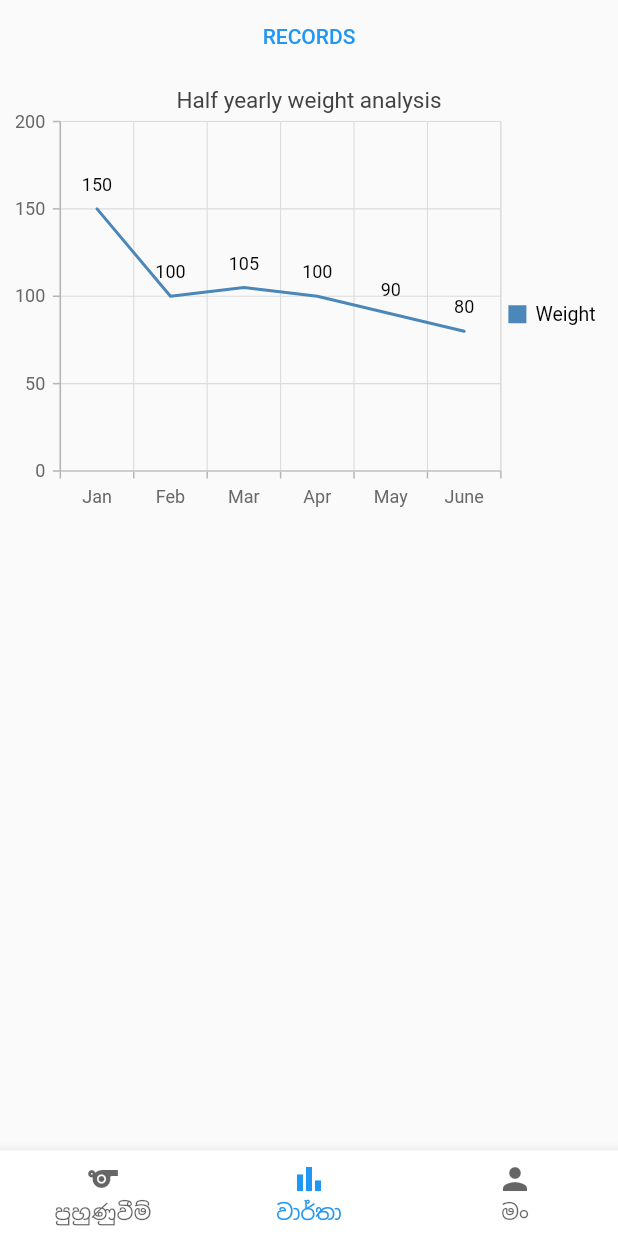
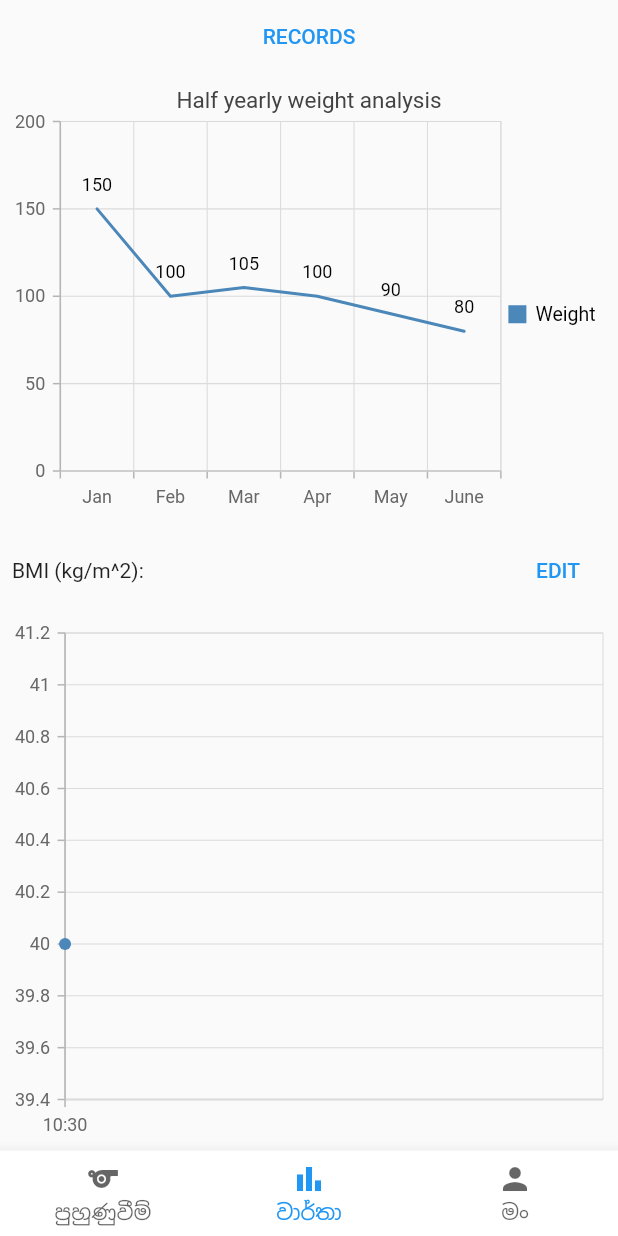
Before and after one commit to SemicolonCG/sixpack, a Flutter app: the screen it shows after launch, item 2 of the bottom bar chosen, on a phone screen of 412 x 824 dp. Run offline on Flutter 3.47's test engine with Material 2 defaults, Android fonts, the phone set to English and light mode, and no system bars; our stand-ins replace page_view_indicators, syncfusion_flutter_charts, table_calendar, video_player.

Commit message:
day two off

```diff
--- a/lib/pages/reports.dart
+++ b/lib/pages/reports.dart
@@ -1,4 +1,5 @@
 import 'package:flutter/material.dart';
+import 'package:sixpack/components/BMIcalculator.dart';
 import 'package:sixpack/subpages/records.dart';
 import 'package:syncfusion_flutter_charts/charts.dart';
 
@@ -19,9 +20,15 @@ class _ReportsState extends State<Reports> {
     _WeightData('June', 80)
   ];
 
+  List<_BMIData> bmidata = [
+    _BMIData(DateTime.now(), 40),
+  ];
   @override
   Widget build(BuildContext context) {
-    return Column(children: [
+    //dialog
+
+    return Column(
+      children: [
         //totoal bar
 
         //history records
@@ -52,8 +59,41 @@ class _ReportsState extends State<Reports> {
 
                 // Enable data label
                 dataLabelSettings: DataLabelSettings(isVisible: true))
-          ]),
-    ]);
+          ],
+        ),
+
+        Container(
+          padding: EdgeInsets.all(8.0),
+          child: Row(
+            mainAxisAlignment: MainAxisAlignment.spaceBetween,
+            children: [
+              Text('BMI (kg/m^2):'),
+              TextButton(
+                  onPressed: () => Navigator.push(
+                        context,
+                        MaterialPageRoute(builder: (_) => BMICalculator()),
+                      ),
+                  child: Text('EDIT'))
+            ],
+          ),
+        ),
+        //bmi index calc
+        Expanded(
+          child: Container(
+            child: SfCartesianChart(
+              primaryXAxis: DateTimeAxis(),
+              series: <ChartSeries>[
+                // Renders scatter chart
+                ScatterSeries<_BMIData, DateTime>(
+                    dataSource: bmidata,
+                    xValueMapper: (_BMIData sales, _) => sales.x,
+                    yValueMapper: (_BMIData sales, _) => sales.y)
+              ],
+            ),
+          ),
+        ),
+      ],
+    );
   }
 }
 
@@ -63,3 +103,13 @@ class _WeightData {
   final String month;
   final double weight;
 }
+
+class _BMIData {
+  _BMIData(
+    this.x,
+    this.y,
+  );
+
+  final DateTime x;
+  final double y;
+}
--- a/pubspec.yaml
+++ b/pubspec.yaml
@@ -31,7 +31,6 @@ dependencies:
   video_player: ^2.1.5
   syncfusion_flutter_charts: ^19.1.67
   table_calendar: ^3.0.0
-  shared_preferences: ^2.0.6
   page_view_indicators: ^2.0.0
 
 
```
Also changed, not shown: lib/components/BMIcalculator.dart (added, +58 -0 lines), pubspec.lock, 1 other file. Lines whose indentation alone changed are shown as unchanged.
